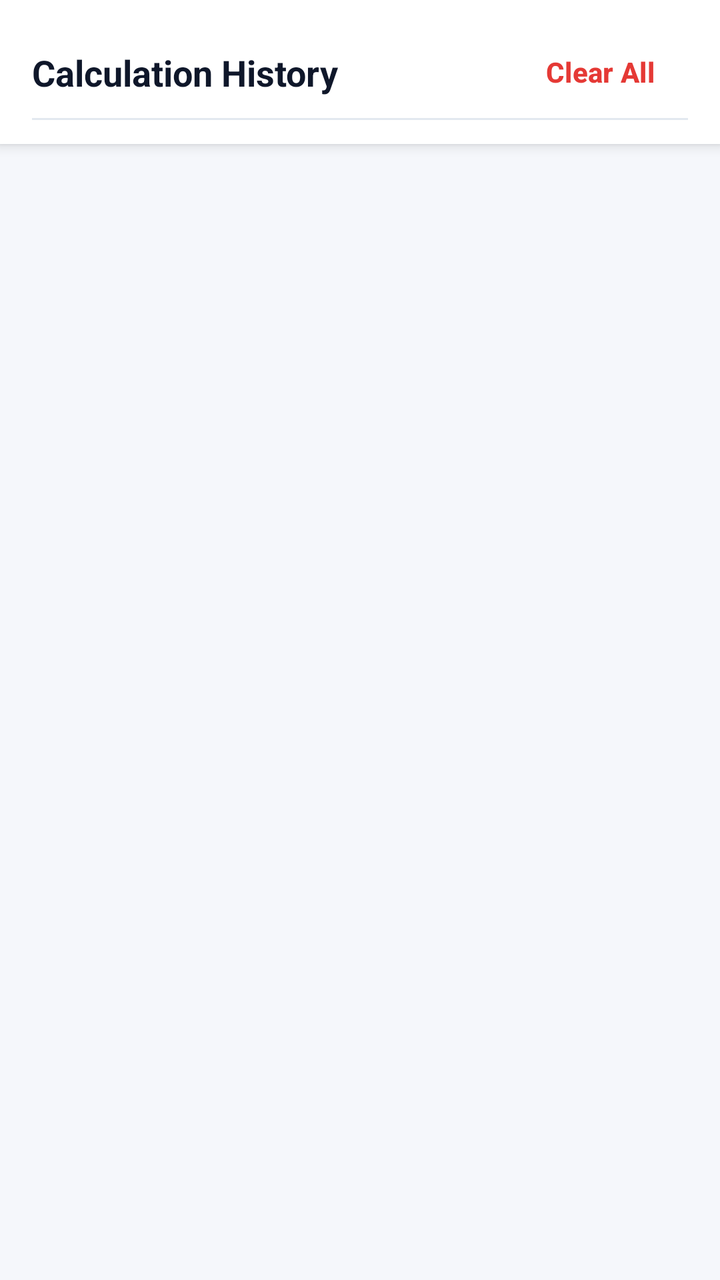
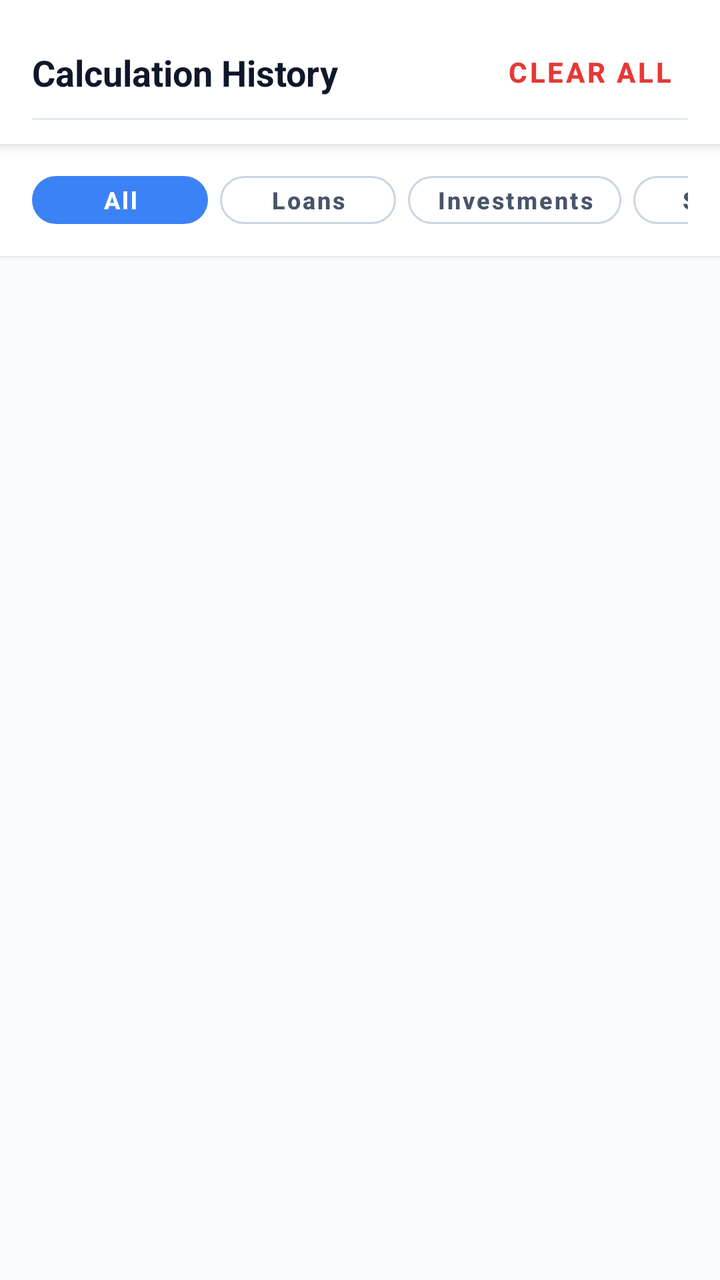

Before-and-after screenshots of an Android layout around one commit, followed by the original layout XML and the change that was made.
<!-- AndroidManifest.xml: application theme Theme.Calculatoremi -->
<!-- res/layout/fragment_history.xml -->
<?xml version="1.0" encoding="utf-8"?>
<LinearLayout xmlns:android="http://schemas.android.com/apk/res/android"
    xmlns:app="http://schemas.android.com/apk/res-auto"
    android:layout_width="match_parent"
    android:layout_height="match_parent"
    android:background="#F5F7FB"
    android:orientation="vertical">

    
    <androidx.constraintlayout.widget.ConstraintLayout
        android:id="@+id/historyHeader"
        android:layout_width="match_parent"
        android:layout_height="wrap_content"
        android:minHeight="55dp"
        android:background="@android:color/white"
        android:elevation="4dp"
        android:paddingStart="16dp"
        android:paddingTop="12dp"
        android:paddingEnd="16dp"
        android:paddingBottom="12dp">

        <TextView
            android:id="@+id/txtHistoryTitle"
            android:layout_width="wrap_content"
            android:layout_height="wrap_content"
            android:text="Calculation History"
            android:textColor="#0F172A"
            android:textSize="18sp"
            android:textStyle="bold"
            app:layout_constraintBottom_toBottomOf="parent"
            app:layout_constraintStart_toStartOf="parent"
            app:layout_constraintTop_toTopOf="parent" />

        <com.google.android.material.button.MaterialButton
            android:id="@+id/btnClearHistory"
            style="@style/Widget.Material3.Button.TextButton"
            android:layout_width="wrap_content"
            android:layout_height="wrap_content"
            android:text="Clear All"
            android:textColor="#E53935"
            android:textSize="14sp"
            android:textStyle="bold"
            app:layout_constraintBottom_toBottomOf="parent"
            app:layout_constraintEnd_toEndOf="parent"
            app:layout_constraintTop_toTopOf="parent" />

        <View
            android:layout_width="match_parent"
            android:layout_height="1dp"
            android:background="#E2E8F0"
            app:layout_constraintBottom_toBottomOf="parent" />

    </androidx.constraintlayout.widget.ConstraintLayout>

    
    <LinearLayout
        android:id="@+id/layoutEmptyState"
        android:layout_width="match_parent"
        android:layout_height="match_parent"
        android:gravity="center"
        android:orientation="vertical"
        android:padding="32dp"
        android:visibility="gone">

        <ImageView
            android:id="@+id/imgEmptyHistory"
            android:layout_width="100dp"
            android:layout_height="100dp"
            android:alpha="0.6"
            android:src="@drawable/ic_history"
            app:tint="#94A3B8" />

        <TextView
            android:layout_width="wrap_content"
            android:layout_height="wrap_content"
            android:layout_marginTop="16dp"
            android:text="No History Yet"
            android:textColor="#334155"
            android:textSize="18sp"
            android:textStyle="bold" />

        <TextView
            android:layout_width="wrap_content"
            android:layout_height="wrap_content"
            android:layout_marginTop="8dp"
            android:gravity="center"
            android:text="Your recent loan, EMI, and investment calculations will appear here for quick access."
            android:textColor="#64748B"
            android:textSize="14sp" />

    </LinearLayout>

    
    <androidx.recyclerview.widget.RecyclerView
        android:id="@+id/recyclerHistory"
        android:layout_width="match_parent"
        android:layout_height="match_parent"
        android:clipToPadding="false"
        android:padding="16dp" />

</LinearLayout>
<!-- resources referenced by this layout -->
<resources>
  <!-- drawable ic_history (drawable) -->
  <vector xmlns:android="http://schemas.android.com/apk/res/android"
      android:width="24dp"
      android:height="24dp"
      android:viewportWidth="960"
      android:viewportHeight="960">
    <path
        android:pathData="M480,840q-138,0 -240.5,-91.5T122,520h82q14,104 92.5,172T480,760q117,0 198.5,-81.5T760,480q0,-117 -81.5,-198.5T480,200q-69,0 -129,32t-101,88h110v80L120,400v-240h80v94q51,-64 124.5,-99T480,120q75,0 140.5,28.5t114,77q48.5,48.5 77,114T840,480q0,75 -28.5,140.5t-77,114q-48.5,48.5 -114,77T480,840ZM592,648L440,496v-216h80v184l128,128 -56,56Z"
        android:fillColor="#e3e3e3"/>
  </vector>
  <style name="Theme.Calculatoremi" parent="Base.Theme.Calculatoremi" />
  <style name="Base.Theme.Calculatoremi" parent="Theme.Material3.DayNight.NoActionBar">
          <item name="android:statusBarColor">@android:color/transparent</item>
          <item name="android:navigationBarColor">@android:color/transparent</item>
          <item name="android:windowLightStatusBar">true</item>
          <item name="android:windowLightNavigationBar">true</item>
          <item name="colorPrimary">@color/primary</item>
          <item name="colorOnPrimary">#FFFFFF</item>
          <item name="colorSecondary">@color/gradient_accent</item>
          <item name="colorOnSecondary">#FFFFFF</item>
      </style>
  <color name="primary">#4F46E5</color>
  <color name="gradient_accent">#818CF8</color>
</resources>

<!-- the commit's change to res/layout/fragment_history.xml (unified diff, before → after) -->
@@ -3,7 +3,7 @@
     xmlns:app="http://schemas.android.com/apk/res-auto"
     android:layout_width="match_parent"
     android:layout_height="match_parent"
-    android:background="#F5F7FB"
+    android:background="#F8FAFC"
     android:orientation="vertical">
 
     
@@ -33,7 +33,7 @@
 
         <com.google.android.material.button.MaterialButton
             android:id="@+id/btnClearHistory"
-            style="@style/Widget.Material3.Button.TextButton"
+            style="@style/Widget.MaterialComponents.Button.TextButton"
             android:layout_width="wrap_content"
             android:layout_height="wrap_content"
             android:text="Clear All"
@@ -53,49 +53,154 @@
     </androidx.constraintlayout.widget.ConstraintLayout>
 
     
-    <LinearLayout
-        android:id="@+id/layoutEmptyState"
+    <HorizontalScrollView
         android:layout_width="match_parent"
-        android:layout_height="match_parent"
-        android:gravity="center"
-        android:orientation="vertical"
-        android:padding="32dp"
-        android:visibility="gone">
-
-        <ImageView
-            android:id="@+id/imgEmptyHistory"
-            android:layout_width="100dp"
-            android:layout_height="100dp"
-            android:alpha="0.6"
-            android:src="@drawable/ic_history"
-            app:tint="#94A3B8" />
-
-        <TextView
+        android:layout_height="wrap_content"
+        android:background="@android:color/white"
+        android:scrollbars="none"
+        android:paddingHorizontal="16dp"
+        android:paddingVertical="10dp"
+        android:elevation="1dp">
+
+        <LinearLayout
             android:layout_width="wrap_content"
             android:layout_height="wrap_content"
-            android:layout_marginTop="16dp"
-            android:text="No History Yet"
-            android:textColor="#334155"
-            android:textSize="18sp"
-            android:textStyle="bold" />
-
-        <TextView
-            android:layout_width="wrap_content"
-            android:layout_height="wrap_content"
-            android:layout_marginTop="8dp"
+            android:orientation="horizontal">
+
+            <com.google.android.material.button.MaterialButton
+                android:id="@+id/chipFilterAll"
+                style="@style/Widget.MaterialComponents.Button.UnelevatedButton"
+                android:layout_width="wrap_content"
+                android:layout_height="36dp"
+                android:layout_marginEnd="6dp"
+                android:paddingHorizontal="14dp"
+                android:paddingVertical="0dp"
+                android:text="All"
+                android:textAllCaps="false"
+                android:textColor="#FFFFFF"
+                android:textSize="12sp"
+                android:textStyle="bold"
+                app:backgroundTint="#3B82F6"
+                app:cornerRadius="18dp" />
+
+            <com.google.android.material.button.MaterialButton
+                android:id="@+id/chipFilterLoans"
+                style="@style/Widget.MaterialComponents.Button.OutlinedButton"
+                android:layout_width="wrap_content"
+                android:layout_height="36dp"
+                android:layout_marginEnd="6dp"
+                android:paddingHorizontal="14dp"
+                android:paddingVertical="0dp"
+                android:text="Loans"
+                android:textAllCaps="false"
+                android:textColor="#475569"
+                android:textSize="12sp"
+                android:textStyle="bold"
+                app:strokeColor="#CBD5E1"
+                app:cornerRadius="18dp" />
+
+            <com.google.android.material.button.MaterialButton
+                android:id="@+id/chipFilterInvestments"
+                style="@style/Widget.MaterialComponents.Button.OutlinedButton"
+                android:layout_width="wrap_content"
+                android:layout_height="36dp"
+                android:layout_marginEnd="6dp"
+                android:paddingHorizontal="14dp"
+                android:paddingVertical="0dp"
+                android:text="Investments"
+                android:textAllCaps="false"
+                android:textColor="#475569"
+                android:textSize="12sp"
+                android:textStyle="bold"
+                app:strokeColor="#CBD5E1"
+                app:cornerRadius="18dp" />
+
+            <com.google.android.material.button.MaterialButton
+                android:id="@+id/chipFilterSalary"
+                style="@style/Widget.MaterialComponents.Button.OutlinedButton"
+                android:layout_width="wrap_content"
+                android:layout_height="36dp"
+                android:layout_marginEnd="6dp"
+                android:paddingHorizontal="14dp"
+                android:paddingVertical="0dp"
+                android:text="Salary"
+                android:textAllCaps="false"
+                android:textColor="#475569"
+                android:textSize="12sp"
+                android:textStyle="bold"
+                app:strokeColor="#CBD5E1"
+                app:cornerRadius="18dp" />
+
+            <com.google.android.material.button.MaterialButton
+                android:id="@+id/chipFilterUtilities"
+                style="@style/Widget.MaterialComponents.Button.OutlinedButton"
+                android:layout_width="wrap_content"
+                android:layout_height="36dp"
+                android:paddingHorizontal="14dp"
+                android:paddingVertical="0dp"
+                android:text="Utilities"
+                android:textAllCaps="false"
+                android:textColor="#475569"
+                android:textSize="12sp"
+                android:textStyle="bold"
+                app:strokeColor="#CBD5E1"
+                app:cornerRadius="18dp" />
+
+        </LinearLayout>
+    </HorizontalScrollView>
+
+    <FrameLayout
+        android:layout_width="match_parent"
+        android:layout_height="match_parent">
+
+        
+        <LinearLayout
+            android:id="@+id/layoutEmptyState"
+            android:layout_width="match_parent"
+            android:layout_height="match_parent"
             android:gravity="center"
-            android:text="Your recent loan, EMI, and investment calculations will appear here for quick access."
-            android:textColor="#64748B"
-            android:textSize="14sp" />
-
-    </LinearLayout>
-
-    
-    <androidx.recyclerview.widget.RecyclerView
-        android:id="@+id/recyclerHistory"
-        android:layout_width="match_parent"
-        android:layout_height="match_parent"
-        android:clipToPadding="false"
-        android:padding="16dp" />
+            android:orientation="vertical"
+            android:padding="32dp"
+            android:visibility="gone">
+
+            <ImageView
+                android:id="@+id/imgEmptyHistory"
+                android:layout_width="100dp"
+                android:layout_height="100dp"
+                android:alpha="0.6"
+                android:src="@drawable/ic_history"
+                app:tint="#94A3B8" />
+
+            <TextView
+                android:layout_width="wrap_content"
+                android:layout_height="wrap_content"
+                android:layout_marginTop="16dp"
+                android:text="No Calculations Saved Yet"
+                android:textColor="#334155"
+                android:textSize="18sp"
+                android:textStyle="bold" />
+
+            <TextView
+                android:layout_width="wrap_content"
+                android:layout_height="wrap_content"
+                android:layout_marginTop="8dp"
+                android:gravity="center"
+                android:text="Calculate any loan, investment, tax, or tool and your results will automatically be saved here."
+                android:textColor="#64748B"
+                android:textSize="14sp" />
+
+        </LinearLayout>
+
+        
+        <androidx.recyclerview.widget.RecyclerView
+            android:id="@+id/recyclerHistory"
+            android:layout_width="match_parent"
+            android:layout_height="match_parent"
+            android:clipToPadding="false"
+            android:paddingHorizontal="16dp"
+            android:paddingTop="12dp"
+            android:paddingBottom="24dp" />
+
+    </FrameLayout>
 
 </LinearLayout>
